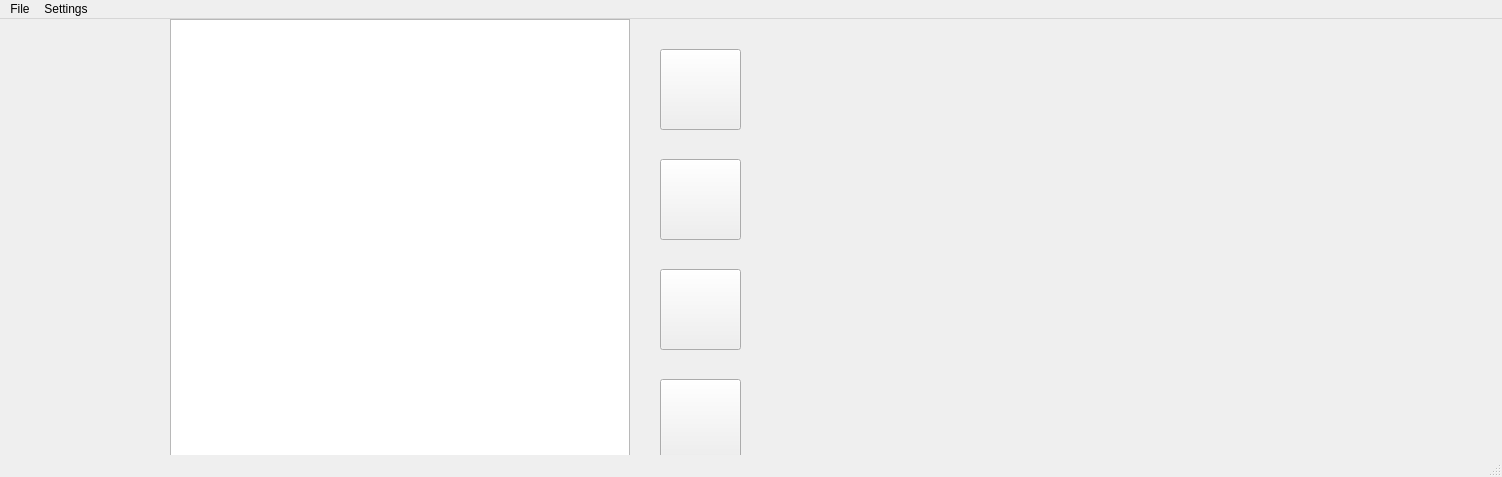
The window that SpriteEditor/mainwindow.ui (00Calvin00/Git-Happens) describes before a commit, drawn with Qt 5.
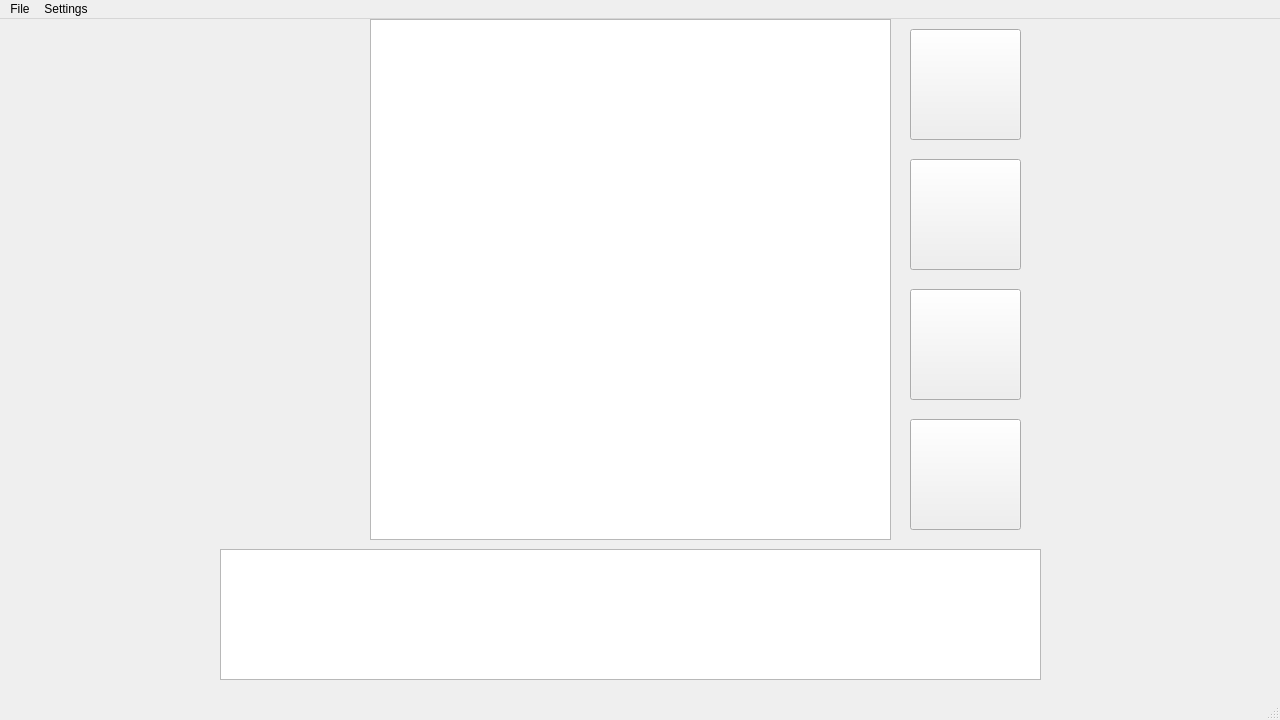
The same window after the commit.

Commit message:
Changed UI layout to relfect what we want
Properly reflects the basic layout that we want, with the mainwindow.ui
being in 1280/720

Diff of the .ui file:
```diff
--- a/SpriteEditor/mainwindow.ui
+++ b/SpriteEditor/mainwindow.ui
@@ -6,8 +6,8 @@
    <rect>
     <x>0</x>
     <y>0</y>
-    <width>1502</width>
-    <height>477</height>
+    <width>1280</width>
+    <height>720</height>
    </rect>
   </property>
   <property name="windowTitle">
@@ -17,10 +17,10 @@
    <widget class="QGraphicsView" name="canvas">
     <property name="geometry">
      <rect>
-      <x>170</x>
+      <x>370</x>
       <y>0</y>
-      <width>460</width>
-      <height>441</height>
+      <width>521</width>
+      <height>521</height>
      </rect>
     </property>
     <property name="minimumSize">
@@ -33,7 +33,7 @@
    <widget class="QWidget" name="animationPreview" native="true">
     <property name="geometry">
      <rect>
-      <x>30</x>
+      <x>230</x>
       <y>10</y>
       <width>121</width>
       <height>111</height>
@@ -43,7 +43,7 @@
    <widget class="QWidget" name="animationPreviewOptions" native="true">
     <property name="geometry">
      <rect>
-      <x>30</x>
+      <x>230</x>
       <y>140</y>
       <width>120</width>
       <height>101</height>
@@ -53,30 +53,30 @@
    <widget class="QWidget" name="colorSelector" native="true">
     <property name="geometry">
      <rect>
-      <x>30</x>
+      <x>230</x>
       <y>260</y>
       <width>120</width>
-      <height>191</height>
+      <height>251</height>
      </rect>
     </property>
    </widget>
    <widget class="QListWidget" name="frameNavigator">
     <property name="geometry">
      <rect>
-      <x>30</x>
-      <y>449</y>
-      <width>741</width>
-      <height>101</height>
+      <x>220</x>
+      <y>530</y>
+      <width>821</width>
+      <height>131</height>
      </rect>
     </property>
    </widget>
    <widget class="QToolButton" name="toolButton">
     <property name="geometry">
      <rect>
-      <x>660</x>
-      <y>30</y>
-      <width>81</width>
-      <height>81</height>
+      <x>910</x>
+      <y>10</y>
+      <width>111</width>
+      <height>111</height>
      </rect>
     </property>
     <property name="text">
@@ -86,10 +86,10 @@
    <widget class="QToolButton" name="toolButton_2">
     <property name="geometry">
      <rect>
-      <x>660</x>
+      <x>910</x>
       <y>140</y>
-      <width>81</width>
-      <height>81</height>
+      <width>111</width>
+      <height>111</height>
      </rect>
     </property>
     <property name="text">
@@ -99,10 +99,10 @@
    <widget class="QToolButton" name="toolButton_3">
     <property name="geometry">
      <rect>
-      <x>660</x>
-      <y>250</y>
-      <width>81</width>
-      <height>81</height>
+      <x>910</x>
+      <y>270</y>
+      <width>111</width>
+      <height>111</height>
      </rect>
     </property>
     <property name="text">
@@ -112,10 +112,10 @@
    <widget class="QToolButton" name="toolButton_4">
     <property name="geometry">
      <rect>
-      <x>660</x>
-      <y>360</y>
-      <width>81</width>
-      <height>81</height>
+      <x>910</x>
+      <y>400</y>
+      <width>111</width>
+      <height>111</height>
      </rect>
     </property>
     <property name="text">
@@ -137,8 +137,8 @@
     <rect>
      <x>0</x>
      <y>0</y>
-     <width>1502</width>
-     <height>18</height>
+     <width>1280</width>
+     <height>25</height>
     </rect>
    </property>
    <widget class="QMenu" name="menuhallo">
```
Left out of the diff: 12 changed lines with no effect on the pictures. The commit also changes 1 other file.
